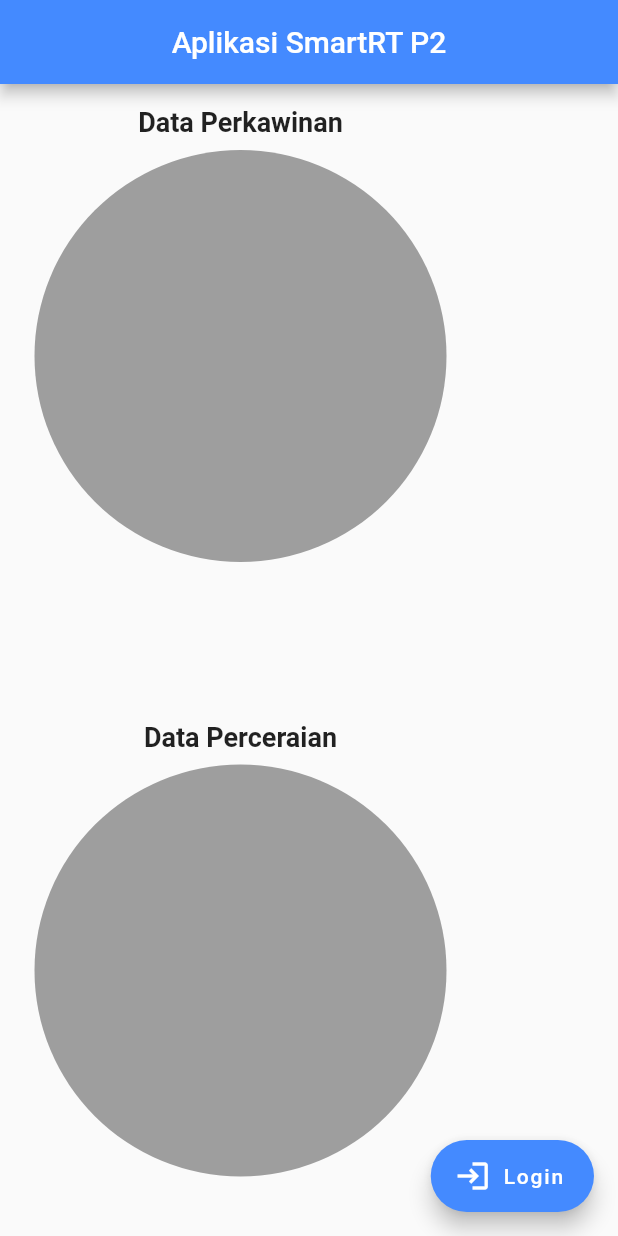
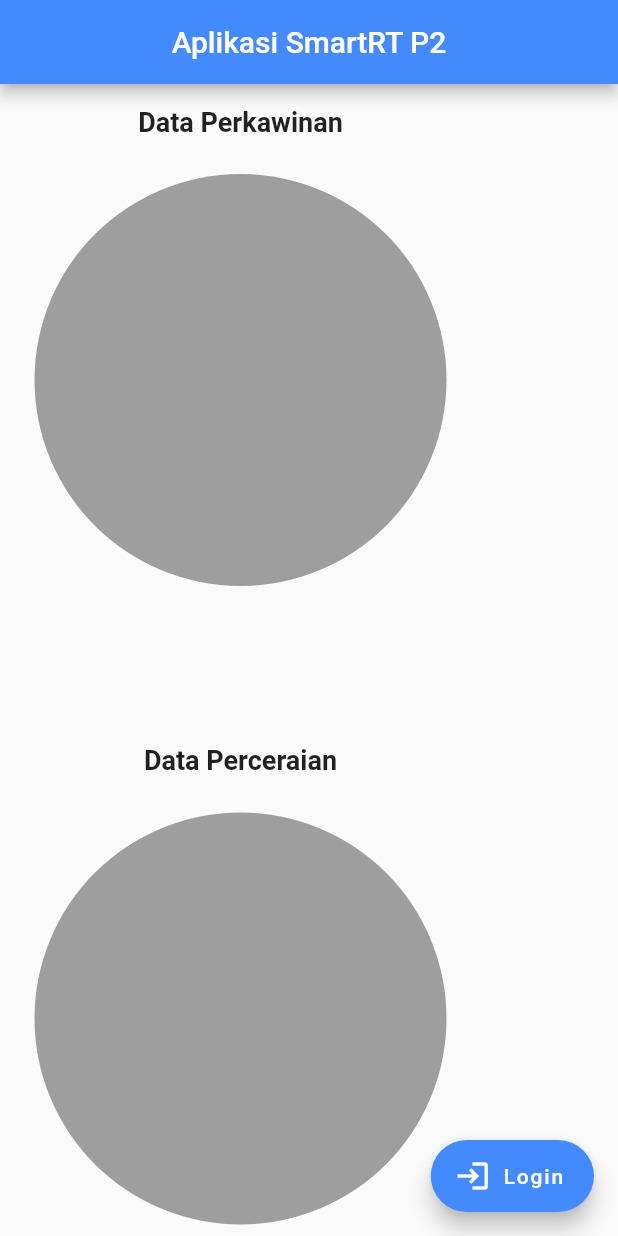
Before and after one commit to indra-yogi/smartRT-p2-mobile-flutter-app, a Flutter app: the screen it shows after launch, on a phone screen of 412 x 824 dp. Run offline on Flutter 3.47's test engine with Material 2 defaults, Android fonts, the phone set to English and light mode, and no system bars; drawn by our look-alikes of pie_chart; our stand-ins replace dio, font_awesome_flutter, get, image_picker, shared_preferences; network calls fail.

Commit message:
fix issue connection statistics

```diff
--- a/lib/http/url.dart
+++ b/lib/http/url.dart
@@ -24,5 +24,5 @@ const urlGetDistrict = urlBase + 'location?type=district&cityId={id}';
 const urlGetCity = urlBase + 'location?type=city&provinceId={id}';
 const urlGetProvince = urlBase + 'location?type=province';
 //statistic url
-const urlMaritalChart = urlBase + 'statistic?type=CHART&chartType=MARITALS';
+const urlMaritalChart = urlBase + 'statistic?type=CHART&chartType=MARITAL';
 const urlDivorceChart = urlBase + 'statistic?type=CHART&chartType=DIVORCE';
--- a/lib/views/auth/login_view.dart
+++ b/lib/views/auth/login_view.dart
@@ -3,7 +3,6 @@ import 'package:get/get.dart';
 import 'package:p2_mobile_app/controller/auth/login_controller.dart';
 import 'package:p2_mobile_app/views/auth/register_view.dart';
 import 'package:p2_mobile_app/views/home/home.dart';
-import 'package:font_awesome_flutter/font_awesome_flutter.dart';
 
 class LoginPage extends StatefulWidget {
   @override
--- a/lib/views/statistic/statistic.dart
+++ b/lib/views/statistic/statistic.dart
@@ -144,6 +144,7 @@ class StatisticPageState extends State<StatisticPage> {
                     fontWeight: FontWeight.bold
                   ),
                 ),
+                SizedBox(height: 16.0,),
                 pieChartMarital(context),
                 SizedBox(height: 16.0,),
                 SizedBox(
@@ -156,9 +157,10 @@ class StatisticPageState extends State<StatisticPage> {
                     fontWeight: FontWeight.bold
                   ),
                 ),
+                SizedBox(height: 16.0,),
                 pieChartDivorce(context),
                 SizedBox(
-                  height: 16.0,
+                  height: 50.0,
                 ),
               ],
             ),
```
